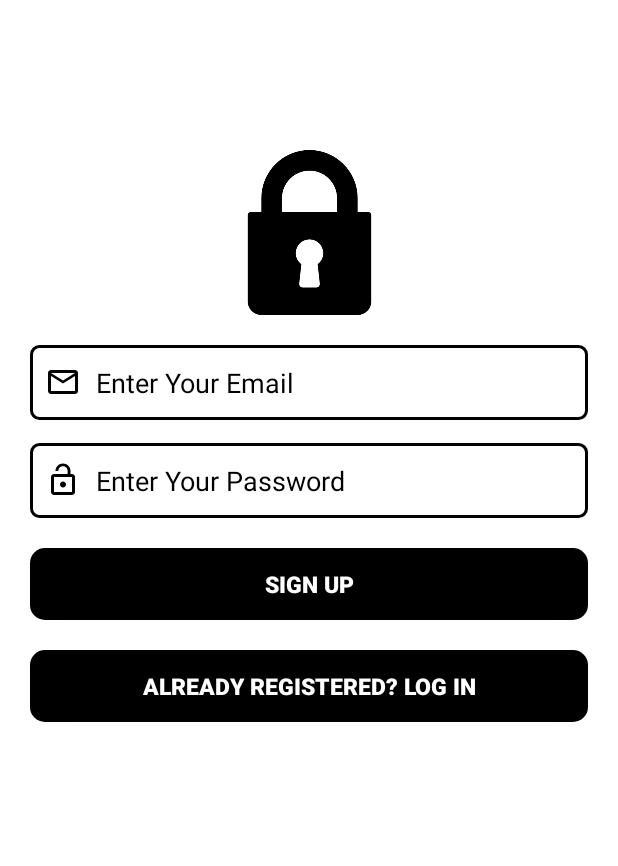
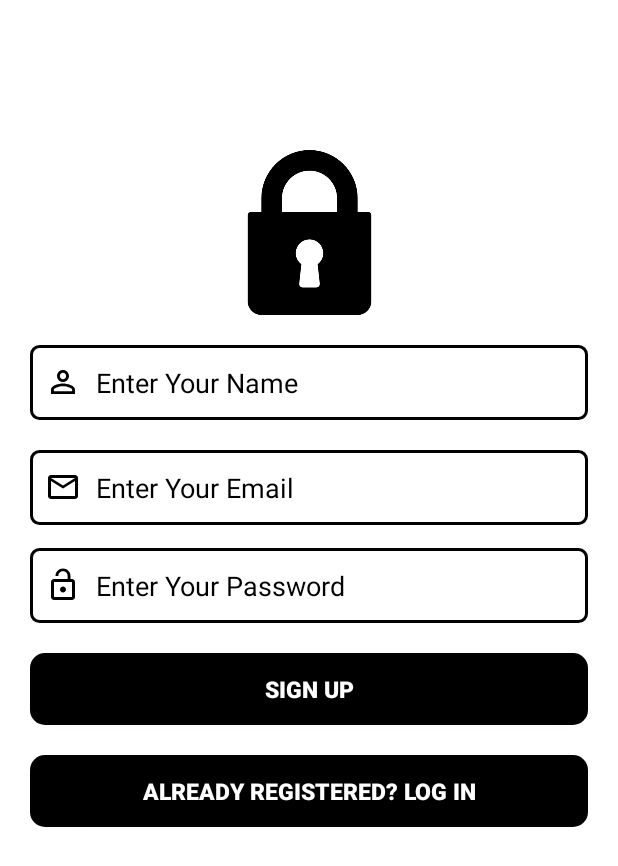
Before and after one commit to aman2970/NoteLance, an Android app: the SignupActivity screen opened directly, with no data from a screen before it, on a phone screen of 412 x 824 dp. Shown: the top 866 px of the screen. Run offline under Robolectric (Android 15) with nearby library versions, the phone set to English and light mode, and no system bars.

Commit message:
fixed all ui till now

```diff
--- /dev/null
+++ b/app/src/main/res/drawable/ic_person.xml
@@ -0,0 +1,5 @@
+<vector android:height="24dp" android:tint="#000000"
+    android:viewportHeight="24" android:viewportWidth="24"
+    android:width="24dp" xmlns:android="http://schemas.android.com/apk/res/android">
+    <path android:fillColor="@android:color/white" android:pathData="M12,5.9c1.16,0 2.1,0.94 2.1,2.1s-0.94,2.1 -2.1,2.1S9.9,9.16 9.9,8s0.94,-2.1 2.1,-2.1m0,9c2.97,0 6.1,1.46 6.1,2.1v1.1L5.9,18.1L5.9,17c0,-0.64 3.13,-2.1 6.1,-2.1M12,4C9.79,4 8,5.79 8,8s1.79,4 4,4 4,-1.79 4,-4 -1.79,-4 -4,-4zM12,13c-2.67,0 -8,1.34 -8,4v3h16v-3c0,-2.66 -5.33,-4 -8,-4z"/>
+</vector>
--- a/app/src/main/res/layout/activity_signup.xml
+++ b/app/src/main/res/layout/activity_signup.xml
@@ -18,6 +18,27 @@
         />
 
     <EditText
+        android:id="@+id/signup_name"
+        android:layout_width="match_parent"
+        android:layout_height="@dimen/fifty"
+        android:background="@drawable/edittext_bg"
+        android:hint="@string/enter_your_name"
+        android:padding="@dimen/ten"
+        android:drawableStart="@drawable/ic_person"
+        android:drawablePadding="@dimen/ten"
+        android:textColor="@color/black"
+        android:textColorHint="@color/black"
+        android:textSize="@dimen/eighteen_sp"
+        android:inputType="textPersonName"
+        android:layout_marginTop="@dimen/twenty"
+        android:layout_marginStart="@dimen/twenty"
+        android:layout_marginEnd="@dimen/twenty"
+        app:layout_constraintStart_toStartOf="parent"
+        app:layout_constraintEnd_toEndOf="parent"
+        app:layout_constraintTop_toBottomOf="@id/signup_lock_icon"
+        />
+
+    <EditText
         android:id="@+id/signup_email"
         android:layout_width="match_parent"
         android:layout_height="@dimen/fifty"
@@ -35,7 +56,7 @@
         android:layout_marginEnd="@dimen/twenty"
         app:layout_constraintStart_toStartOf="parent"
         app:layout_constraintEnd_toEndOf="parent"
-        app:layout_constraintTop_toBottomOf="@id/signup_lock_icon"
+        app:layout_constraintTop_toBottomOf="@id/signup_name"
         />
 
     <EditText
--- a/app/src/main/res/values/strings.xml
+++ b/app/src/main/res/values/strings.xml
@@ -13,4 +13,5 @@
     <string name="go_back">GO BACK TO LOGIN SCREEN</string>
     <string name="dont_worry">Don\'t Worry We Are Here</string>
     <string name="enter_your_registered_email">Enter Your Registered Mail</string>
+    <string name="enter_your_name">Enter Your Name</string>
 </resources>
```
